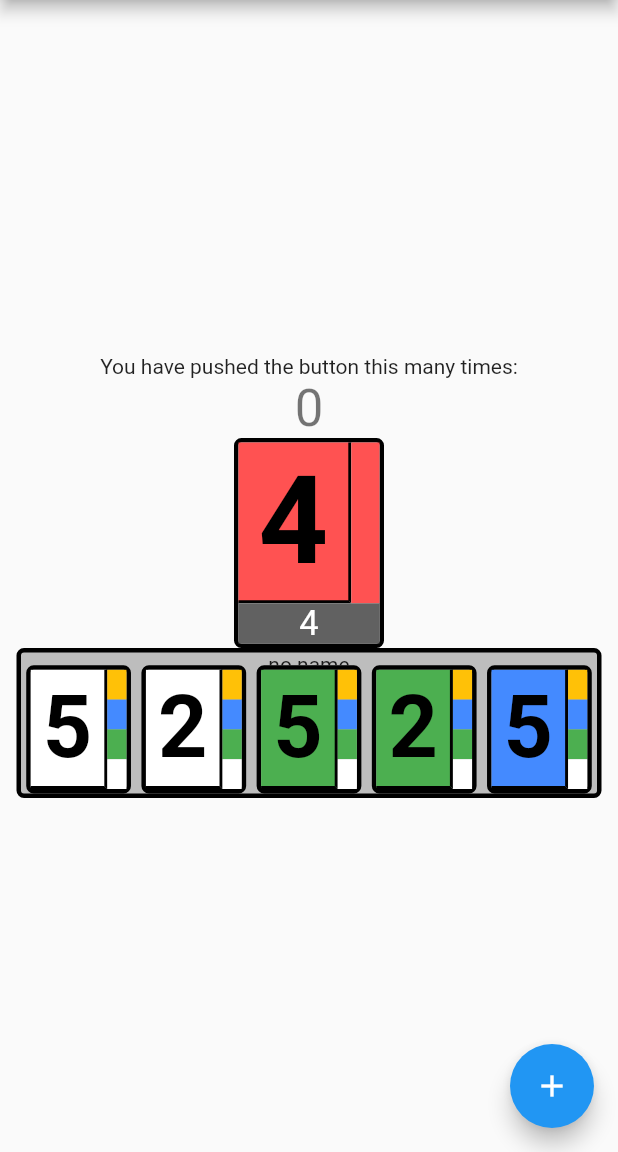
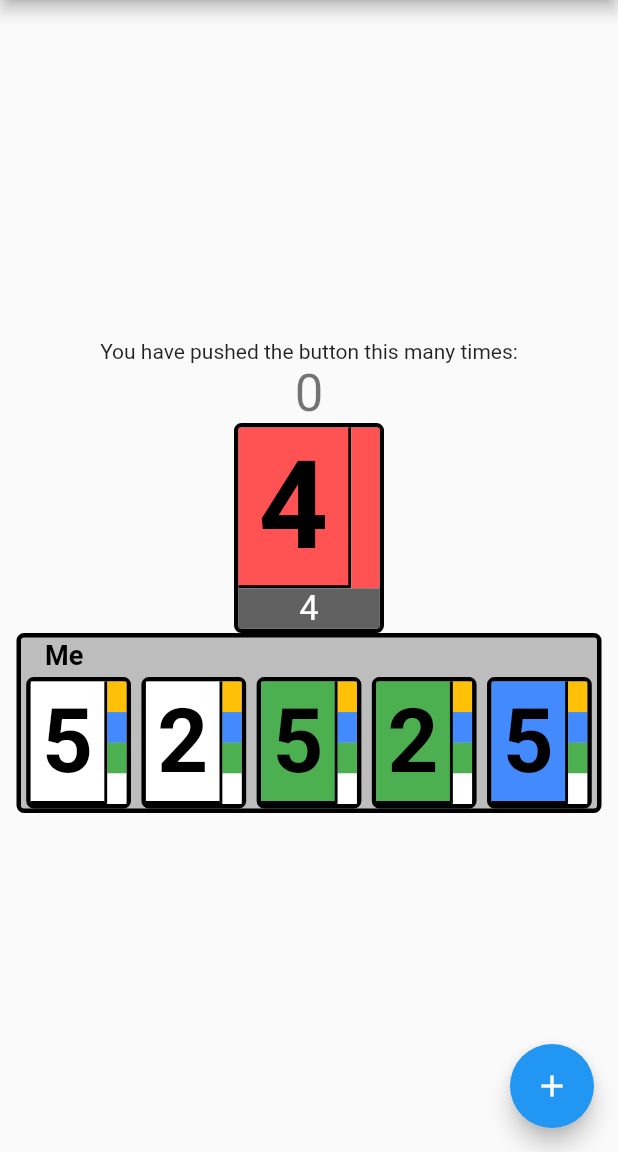
Before and after one commit to pappd/HanCardGame, a Flutter app: the screen it shows after launch, on a phone screen of 412 x 824 dp, the part 84-1236 px from its top. Run offline on Flutter 3.47's test engine with Material 2 defaults, Android fonts, the phone set to English and light mode, and no system bars; statements that could not run were skipped.

Commit message:
improve playercard

```diff
--- a/lib/main.dart
+++ b/lib/main.dart
@@ -121,6 +121,8 @@ class _MyHomePageState extends State<MyHomePage> {
             ),
             PlayerCards(
               playerModel: board.players[0],
+              myId: 0,
+              activeId: 1,
             ),
           ],
         ),
--- a/lib/player_cards.dart
+++ b/lib/player_cards.dart
@@ -12,23 +12,37 @@ class PlayerCards extends StatelessWidget {
 
   @override
   Widget build(BuildContext context) {
-    return Container(
+    return AnimatedContainer(
+      duration: Duration(seconds: 1),
+      curve: Curves.elasticIn,
       width: 390,
-      height: 100,
+      height: 120,
       decoration: BoxDecoration(
-        color: activeId == playerModel.id
-            ? Colors.lightBlueAccent
-            : Colors.grey[400],
+        color: activeId == playerModel.id ? Colors.blue : Colors.grey[400],
         border: Border.all(
           width: 3,
         ),
         borderRadius: BorderRadius.all(Radius.circular(5.0)),
       ),
       child: Column(
+        crossAxisAlignment: CrossAxisAlignment.start,
         children: <Widget>[
           Flexible(
-            flex: 1,
-            child: Text(playerModel.name ?? "no name"),
+            flex: 3,
+            child: Container(
+              margin: EdgeInsets.fromLTRB(16, 2, 10, 3),
+              child: FittedBox(
+                child: Text(
+                  myId == playerModel.id ? "Me" : playerModel.name ?? "no name",
+                  style: TextStyle(
+                      color: activeId == playerModel.id
+                          ? Colors.white
+                          : Colors.black,
+                      fontSize: 22,
+                      fontWeight: FontWeight.bold),
+                ),
+              ),
+            ),
           ),
           Flexible(
             flex: 10,
```
